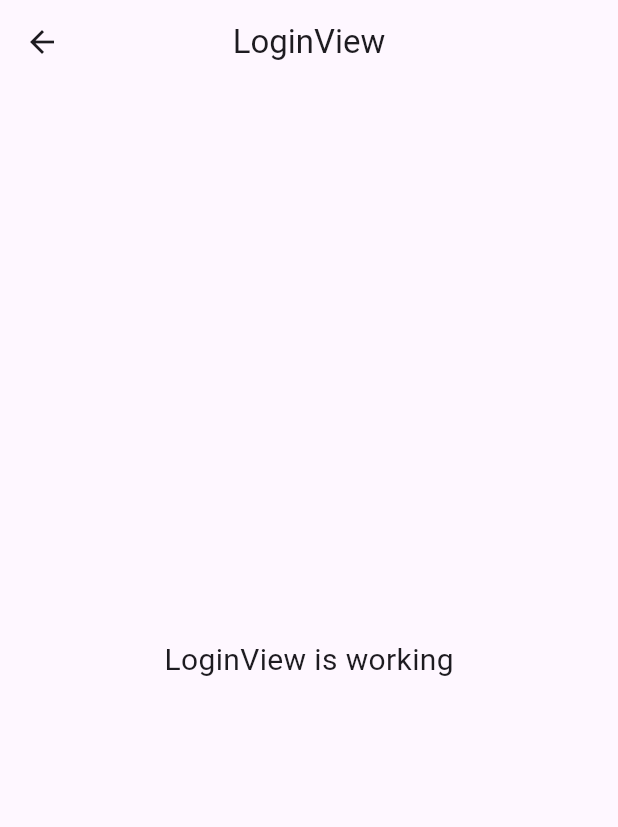
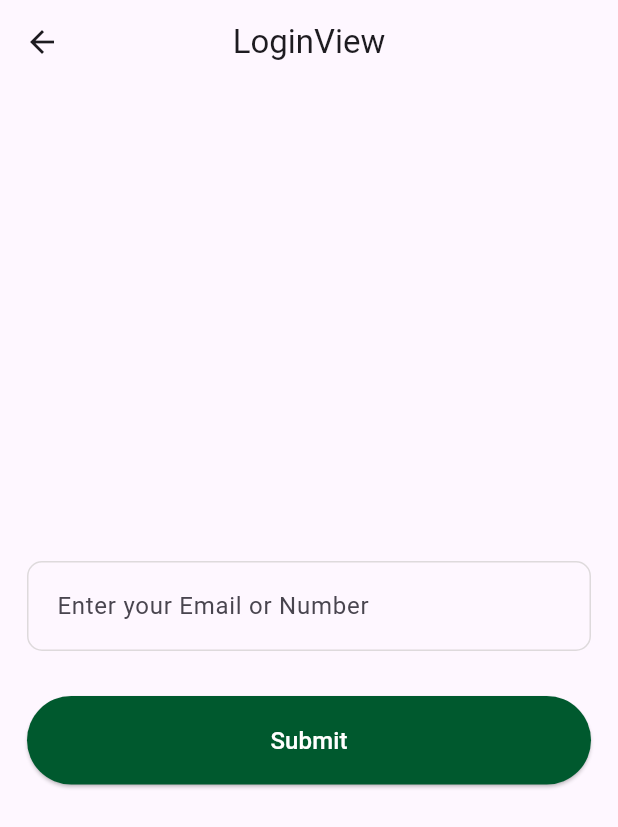
Before and after one commit to MTS-Services/Al-khalifa_food_delivery_app, a Flutter app: the LoginView screen opened by its route, on a phone screen of 412 x 824 dp. Shown: the top 827 px of the screen. Run offline on Flutter 3.47's test engine with Material 3 defaults, Android fonts, the phone set to English and light mode, and no system bars; our stand-ins replace flutter_screenutil, get.

Commit message:
theme has been added

```diff
--- a/lib/app/data/app_colors.dart
+++ b/lib/app/data/app_colors.dart
@@ -2,4 +2,5 @@ import 'dart:ui';
 
 class AppColors{
   static const Color primaryColor = Color(0xff00592E);
+  static const Color strokeColor = Color(0xffDEDADC);
 }
--- a/lib/app/modules/login/views/login_view.dart
+++ b/lib/app/modules/login/views/login_view.dart
@@ -1,7 +1,7 @@
+
+import 'package:al_khalifa/app/data/app_colors.dart';
 import 'package:flutter/material.dart';
-
 import 'package:get/get.dart';
-
 import '../controllers/login_controller.dart';
 
 class LoginView extends GetView<LoginController> {
@@ -13,11 +13,24 @@ class LoginView extends GetView<LoginController> {
         title: const Text('LoginView'),
         centerTitle: true,
       ),
-      body: const Center(
-        child: Text(
-          'LoginView is working',
-          style: TextStyle(fontSize: 20),
-        ),
+      body: Padding(
+        padding: const EdgeInsets.all(18.0),
+        child: Column(
+          children: [
+          const SizedBox(height: 300,),
+            TextFormField(
+              decoration: InputDecoration(
+                hintText: 'Enter your Email or Number',
+              ),
+            ),
+            const SizedBox(height: 30,),
+            SizedBox(
+              width: double.infinity,
+              child: ElevatedButton(onPressed: (){}
+                  ,child: Text('Submit',style: TextStyle(fontSize: 16,fontWeight: FontWeight.w500),)),
+            ),
+
+        ],),
       ),
     );
   }
--- a/lib/app/routes/app_pages.dart
+++ b/lib/app/routes/app_pages.dart
@@ -40,7 +40,7 @@ part 'app_routes.dart';
 class AppPages {
   AppPages._();
 
-  static const INITIAL = Routes.HOME;
+  static const INITIAL = Routes.LOGIN;
 
   static final routes = [
     GetPage(
--- a/lib/app_management.dart
+++ b/lib/app_management.dart
@@ -2,6 +2,7 @@ import 'package:flutter/material.dart';
 import 'package:flutter_screenutil/flutter_screenutil.dart';
 import 'package:get/get_navigation/src/root/get_material_app.dart';
 
+import 'app/data/theme.dart';
 import 'app/routes/app_pages.dart';
 
 class AppManagement extends StatelessWidget {
@@ -13,9 +14,11 @@ class AppManagement extends StatelessWidget {
       designSize: Size(375, 812),
       minTextAdapt: true,
       splitScreenMode: true,
+
       builder: (context, child) =>   GetMaterialApp(
         title: "Application",
-        theme: ThemeData(),
+        theme: themeData(),
+        debugShowCheckedModeBanner: false,
         initialRoute: AppPages.INITIAL,
         getPages: AppPages.routes,
       ),
--- a/lib/main.dart
+++ b/lib/main.dart
@@ -1,10 +1,7 @@
-import 'package:al_khalifa/app/data/theme.dart';
+
 import 'package:al_khalifa/app_management.dart';
 import 'package:flutter/material.dart';
 
-import 'package:get/get.dart';
-
-import 'app/routes/app_pages.dart';
 
 void main() {
   runApp(AppManagement());
```
Also changed, not shown: lib/app/data/theme.dart (+25 -0 lines).
